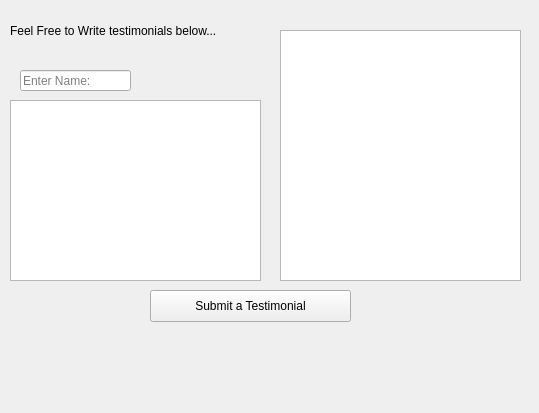
AustinVaday/CS1C-Class-Project, file CS1C-Project-Master/testimonial.ui: the form before one commit.
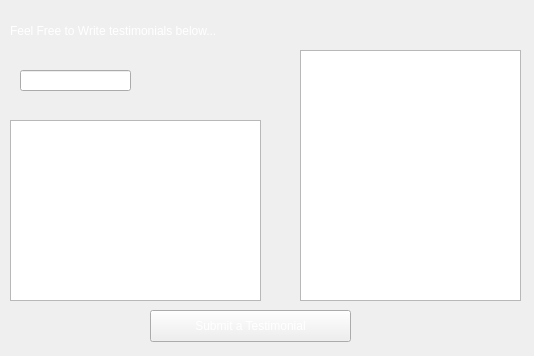
The form after the commit. Icons and pictures are not drawn.

Commit message: Testimonials, graphics, and being awesome...meow

Diff of the .ui file:
```diff
--- a/CS1C-Project-Master/testimonial.ui
+++ b/CS1C-Project-Master/testimonial.ui
@@ -6,22 +6,30 @@
    <rect>
     <x>0</x>
     <y>0</y>
-    <width>539</width>
-    <height>413</height>
+    <width>534</width>
+    <height>356</height>
    </rect>
   </property>
   <property name="windowTitle">
    <string>Form</string>
   </property>
+  <property name="styleSheet">
+   <string notr="true">Background-image: url(:/Resources/night.jpg)</string>
+  </property>
   <widget class="QPushButton" name="write">
    <property name="geometry">
     <rect>
      <x>150</x>
-     <y>290</y>
+     <y>310</y>
      <width>201</width>
      <height>32</height>
     </rect>
    </property>
+   <property name="styleSheet">
+    <string notr="true">border-color: rgb(255, 255, 255);
+font: 15pt &quot;American Typewriter&quot;;
+color: white;</string>
+   </property>
    <property name="text">
     <string>Submit a Testimonial</string>
    </property>
@@ -29,32 +37,44 @@
   <widget class="QTextEdit" name="custTest">
    <property name="geometry">
     <rect>
-     <x>280</x>
-     <y>30</y>
-     <width>241</width>
+     <x>300</x>
+     <y>50</y>
+     <width>221</width>
      <height>251</height>
     </rect>
    </property>
+   <property name="styleSheet">
+    <string notr="true">font: 16pt &quot;American Typewriter&quot;;
+color: white;</string>
+   </property>
   </widget>
   <widget class="QTextEdit" name="submitForm">
    <property name="geometry">
     <rect>
      <x>10</x>
-     <y>100</y>
+     <y>120</y>
      <width>251</width>
      <height>181</height>
     </rect>
    </property>
+   <property name="styleSheet">
+    <string notr="true">font: 16pt &quot;American Typewriter&quot;;
+color: white;</string>
+   </property>
   </widget>
   <widget class="QLabel" name="label">
    <property name="geometry">
     <rect>
      <x>10</x>
      <y>10</y>
-     <width>251</width>
+     <width>271</width>
      <height>41</height>
     </rect>
    </property>
+   <property name="styleSheet">
+    <string notr="true">font: italic 14pt &quot;Zapfino&quot;;
+color: white;</string>
+   </property>
    <property name="text">
     <string>Feel Free to Write testimonials below...</string>
    </property>
@@ -68,6 +88,10 @@
      <height>21</height>
     </rect>
    </property>
+   <property name="styleSheet">
+    <string notr="true">font: 13pt &quot;American Typewriter&quot;;
+color: white;</string>
+   </property>
    <property name="text">
     <string/>
    </property>
```
The commit also changes 128 other files.
